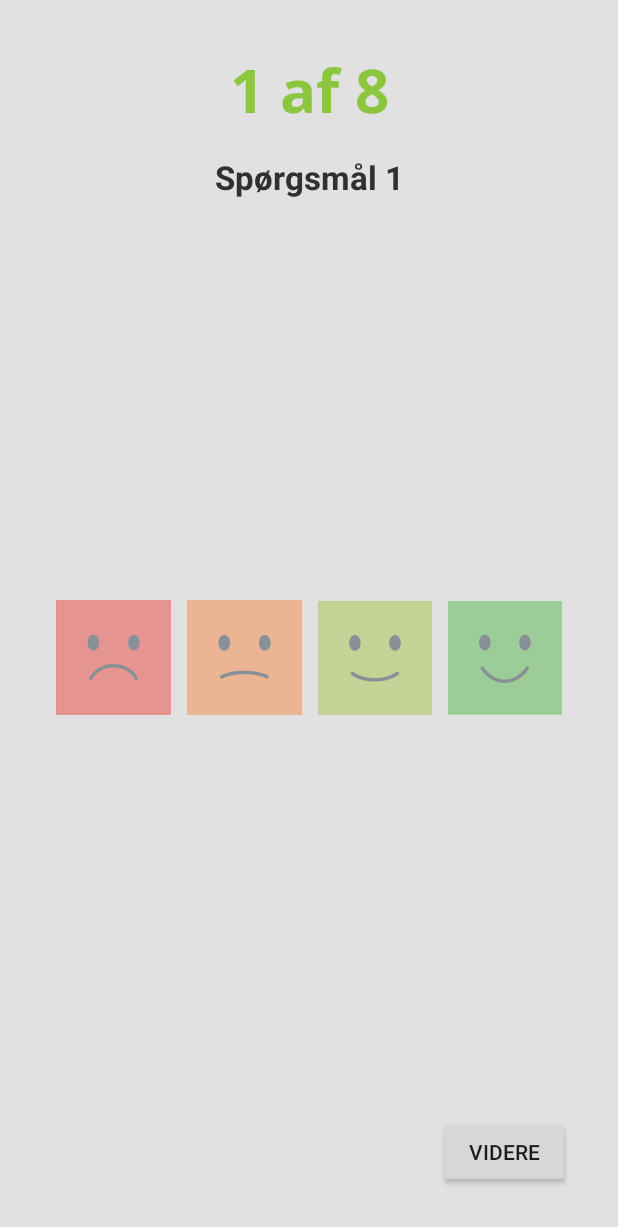
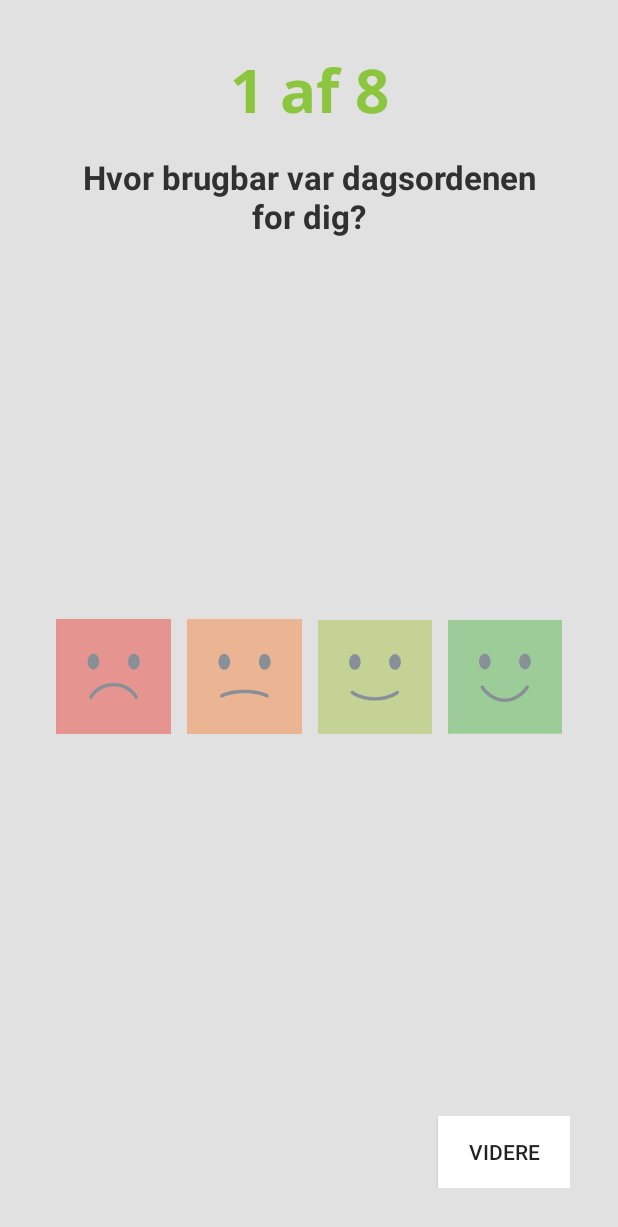
Before and after one commit to alkj/Feedback, an Android app: the Feedback_frg screen opened directly, with no data from a screen before it, on a phone screen of 412 x 824 dp. Shown: the top 1227 px of the screen. Run offline under Robolectric (Android 15) with nearby library versions, the phone set to English and light mode, and no system bars.

Commit message:
Tilføjet feedback spørgsmål og lige rettet i layout på feedback, ændret navn på tryk effekten

```diff
--- /dev/null
+++ b/app/src/main/java/com/example/admin/feedback_app/FeedbackSpørgsmål.java
@@ -0,0 +1,14 @@
+package com.example.admin.feedback_app;
+
+public class FeedbackSpørgsmål {
+    public static final String[] SPØRGSMÅL = {
+            "Hvor brugbar var dagsordenen for dig?",
+            "Hvordan vurderer du mødeledelsen?",
+            "Hvordan vurderer du tidsstyringen?",
+            "I hvor høj grad nåede I mødets mål?",
+            "Hvor værdifuldt oplevede du mødet?",
+            "Hvor nærværende var deltagerne?",
+            "Hvor konstruktivt var adfærden?",
+            "Hvordan vurderer du din egen deltagelse?"
+    };
+}
--- a/app/src/main/java/com/example/admin/feedback_app/aktiviteter/Overholdt_Giv_Feedback_akt.java
+++ b/app/src/main/java/com/example/admin/feedback_app/aktiviteter/Overholdt_Giv_Feedback_akt.java
@@ -14,13 +14,12 @@ import android.support.v7.app.AlertDialog;
 import android.support.v7.app.AppCompatActivity;
 import android.os.Bundle;
 import android.view.View;
-import android.view.animation.Animation;
-import android.view.animation.TranslateAnimation;
 import android.widget.Button;
 import android.widget.TextView;
 import android.widget.Toast;
 
 import com.example.admin.feedback_app.FeedbackManager;
+import com.example.admin.feedback_app.FeedbackSpørgsmål;
 import com.example.admin.feedback_app.R;
 import com.example.admin.feedback_app.fragmenter.Feedback_frg;
 
@@ -70,6 +69,8 @@ public class Overholdt_Giv_Feedback_akt extends AppCompatActivity implements Vie
         knapTilbage = findViewById(R.id.feedback_tilbage_btn);
         knapVidere.setOnClickListener(this);
         knapTilbage.setOnClickListener(this);
+        knapVidere.setBackgroundResource(R.drawable.knap_hvid_tryk_effekt);
+        knapTilbage.setBackgroundResource(R.drawable.knap_hvid_tryk_effekt);
 
         //Tekst
         tekstNummer = findViewById(R.id.feedback_nummer_txtView);
@@ -101,12 +102,12 @@ public class Overholdt_Giv_Feedback_akt extends AppCompatActivity implements Vie
         }
         else if (pos >= NUM_PAGES - 1){
             knapVidere.setText(R.string.afslut);
-            //knapVidere.setBackgroundColor(getColor(R.color.colorGrøn)); TODO mangler knapper
+            knapVidere.setBackgroundResource(R.drawable.knap_groen_tryk_effekt);
         }
         else {
             knapTilbage.setVisibility(View.VISIBLE);
             knapVidere.setText(R.string.videre);
-            //knapVidere.setBackgroundColor(til orgiginal); TODO mangler knapper
+            knapVidere.setBackgroundResource(R.drawable.knap_hvid_tryk_effekt);
         }
     }
 
@@ -171,7 +172,7 @@ public class Overholdt_Giv_Feedback_akt extends AppCompatActivity implements Vie
 
         @Override
         public Fragment getItem(int position) {
-            return Feedback_frg.newInstance(position,"Spørgsmål " + ++position);
+            return Feedback_frg.newInstance(position, FeedbackSpørgsmål.SPØRGSMÅL[position]);
         }
 
         @Override
--- a/app/src/main/java/com/example/admin/feedback_app/fragmenter/Feedback_frg.java
+++ b/app/src/main/java/com/example/admin/feedback_app/fragmenter/Feedback_frg.java
@@ -3,11 +3,13 @@ package com.example.admin.feedback_app.fragmenter;
 import android.os.Bundle;
 import android.support.v4.app.Fragment;
 import android.text.Editable;
+import android.text.InputType;
 import android.text.TextWatcher;
 import android.util.Log;
 import android.view.LayoutInflater;
 import android.view.View;
 import android.view.ViewGroup;
+import android.view.inputmethod.EditorInfo;
 import android.widget.EditText;
 import android.widget.ImageView;
 import android.widget.TextView;
@@ -73,6 +75,8 @@ public class Feedback_frg extends Fragment implements View.OnClickListener {
 
         //EditText
         editTextuddybning = view.findViewById(R.id.feedback_udybning_editTxt);
+        editTextuddybning.setImeOptions(EditorInfo.IME_ACTION_DONE);
+        editTextuddybning.setRawInputType(InputType.TYPE_CLASS_TEXT);
         editTextuddybning.setVisibility(View.GONE);
         editTextuddybning.addTextChangedListener(new TextWatcher() {
             @Override
--- /dev/null
+++ b/app/src/main/res/drawable/knap_hvid_tryk_effekt.xml
@@ -0,0 +1,16 @@
+<?xml version="1.0" encoding="utf-8"?>
+<selector xmlns:android="http://schemas.android.com/apk/res/android">
+
+    <item
+        android:state_focused="true"
+        android:state_pressed="true"
+        android:drawable="@color/colorLysegrå" />
+
+    <item
+        android:state_focused="false"
+        android:state_pressed="true"
+        android:drawable="@color/colorLysegrå" />
+
+    <item
+        android:drawable="@color/colorHvid"/>
+</selector>
--- a/app/src/main/res/layout/activity_ikke_afholdt_moede_akt.xml
+++ b/app/src/main/res/layout/activity_ikke_afholdt_moede_akt.xml
@@ -294,7 +294,7 @@
             android:layout_width="match_parent"
             android:layout_height="60dp"
             android:layout_weight="1"
-            android:background="@drawable/knap_tryk_effekt_1"
+            android:background="@drawable/knap_groen_tryk_effekt"
             android:fontFamily="@font/open_sans_bold"
             android:textColor="@color/colorHvid"
             android:text="Rediger"
@@ -306,7 +306,7 @@
             android:layout_height="60dp"
             android:layout_weight="1"
             android:autofillHints="DBDBDB"
-            android:background="@drawable/knap_tryk_effekt_1"
+            android:background="@drawable/knap_groen_tryk_effekt"
             android:fontFamily="@font/open_sans_bold"
             android:textColor="@color/colorHvid"
             android:text="Start møde"
@@ -317,7 +317,7 @@
             android:layout_width="match_parent"
             android:layout_height="60dp"
             android:layout_weight="1"
-            android:background="@drawable/knap_tryk_effekt_1"
+            android:background="@drawable/knap_groen_tryk_effekt"
             android:fontFamily="@font/open_sans_bold"
             android:textColor="@color/colorHvid"
             android:text="Inviter"
--- a/app/src/main/res/layout/fragment_feedback.xml
+++ b/app/src/main/res/layout/fragment_feedback.xml
@@ -101,9 +101,9 @@
             android:gravity="top|start"
             android:hint="@string/uddyb_hint"
             android:inputType="textMultiLine"
-            android:lines="8"
-            android:maxLines="10"
-            android:minLines="6"
+            android:lines="4"
+            android:maxLines="6"
+            android:minLines="1"
             android:scrollbars="vertical" />
 
     </LinearLayout>
```
Also changed, not shown: app/src/main/res/drawable/knap_groen_tryk_effekt.xml (renamed from app/src/main/res/drawable/knap_tryk_effekt_1.xml).
